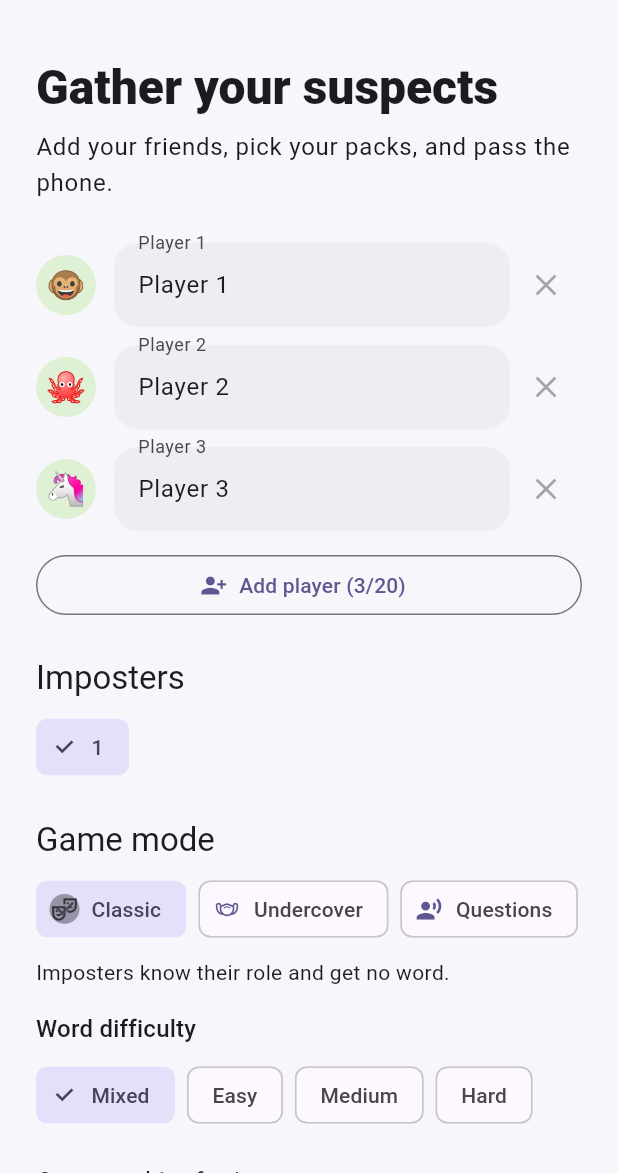
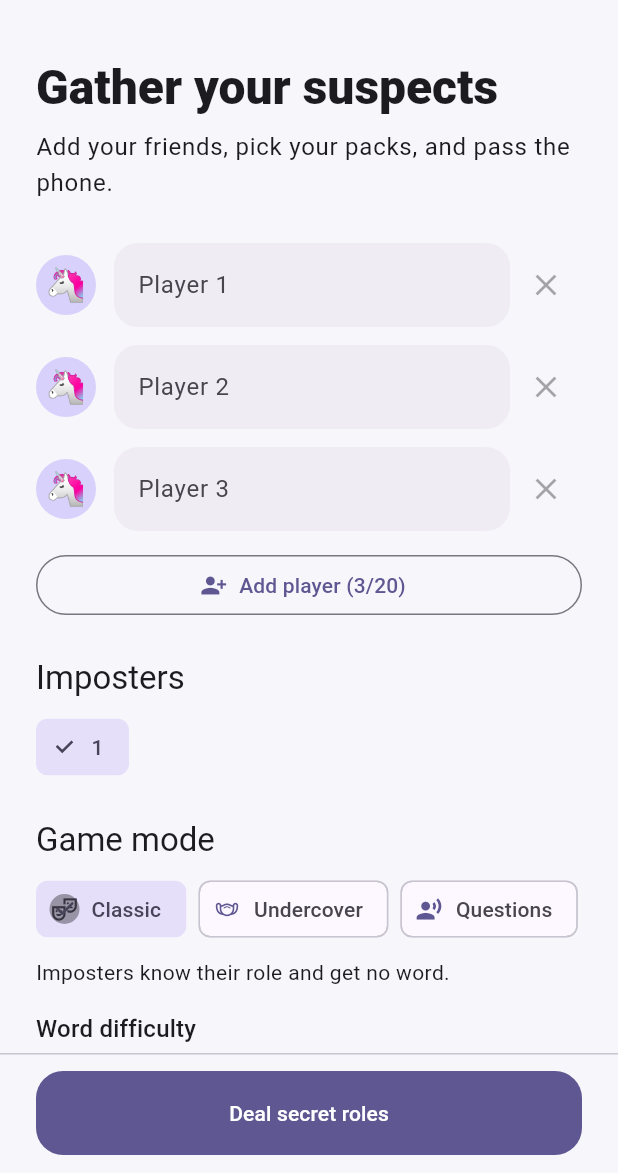
Before and after one commit to taimoor0nline/Suspecto, a Flutter app: the screen it shows after launch, scrolled down 424 dp, after a tap on "Start game", on a phone screen of 412 x 824 dp, the part 63-1236 px from its top. Run offline on Flutter 3.47's test engine with Material 3 defaults, Android fonts, the phone set to English and light mode, and no system bars; our stand-ins replace audioplayers, qr_flutter, share_plus, shared_preferences; missing offline and left inert: mobile_scanner.

Commit message:
Polish page layout and setup
- Pages start at the top again (the non-lazy scroll view had centred short pages, leaving a large gap under the app bar)
- The discussion timer card is full width again
- Setup and host setup pin their main button to the bottom of the screen
- Player name fields start empty and default to a translated 'Player N', instead of prefilled English text that had to be deleted
- Every rule switch has an icon, so the rows line up

```diff
--- a/lib/features/game/presentation/game_page.dart
+++ b/lib/features/game/presentation/game_page.dart
@@ -9,11 +9,16 @@
     required this.subtitle,
     required this.children,
     this.canPop = true,
+    this.bottomAction,
   });
   final String title;
   final String subtitle;
   final List<Widget> children;
   final bool canPop;
+
+  /// A primary button pinned to the bottom of long pages, so the main action
+  /// is always reachable without scrolling.
+  final Widget? bottomAction;
 
   @override
   Widget build(BuildContext context) => PopScope(
@@ -23,8 +28,35 @@
             title: const LocalText('SUSPECTO'),
             automaticallyImplyLeading: canPop,
           ),
+          bottomNavigationBar: bottomAction == null
+              ? null
+              : DecoratedBox(
+                  decoration: BoxDecoration(
+                    color: Theme.of(context).scaffoldBackgroundColor,
+                    border: Border(
+                      top: BorderSide(
+                          color: Theme.of(context).colorScheme.outlineVariant),
+                    ),
+                  ),
+                  child: SafeArea(
+                    top: false,
+                    child: Align(
+                      heightFactor: 1,
+                      child: ConstrainedBox(
+                        constraints: const BoxConstraints(maxWidth: 600),
+                        child: Padding(
+                          padding: const EdgeInsets.fromLTRB(24, 12, 24, 12),
+                          child: bottomAction,
+                        ),
+                      ),
+                    ),
+                  ),
+                ),
           body: SafeArea(
-            child: Center(
+            // Top-aligned: a shrink-wrapping scroll view would otherwise be
+            // centred vertically on short pages.
+            child: Align(
+              alignment: Alignment.topCenter,
               child: ConstrainedBox(
                 constraints: const BoxConstraints(maxWidth: 600),
                 child: TweenAnimationBuilder<double>(
--- a/lib/features/game/presentation/setup_screen.dart
+++ b/lib/features/game/presentation/setup_screen.dart
@@ -14,7 +14,7 @@
 import 'package:suspecto/features/packs/domain/word_pack.dart';
 import 'package:suspecto/features/packs/presentation/packs_screen.dart';
 
-/// The untouched default names, which are never saved as players.
+/// Default names saved by older versions; restored as empty fields.
 final _placeholderName = RegExp(r'^Player \d+$');
 
 class SetupScreen extends StatefulWidget {
@@ -25,10 +25,8 @@
 
 class _SetupScreenState extends State<SetupScreen> {
   final _form = GlobalKey<FormState>();
-  final _names = List.generate(
-    3,
-    (i) => TextEditingController(text: 'Player ${i + 1}'),
-  );
+  // Empty fields mean "Player N" (translated) when the game starts.
+  final _names = List.generate(3, (_) => TextEditingController());
   Set<String> _packIds = builtInPacks.map((p) => p.id).toSet();
   int _imposters = 1;
   int _minutes = 3;
@@ -57,8 +55,8 @@
       }
       _names
         ..clear()
-        ..addAll(
-            store.lastPlayers.map((name) => TextEditingController(text: name)));
+        ..addAll(store.lastPlayers.map((name) => TextEditingController(
+            text: _placeholderName.hasMatch(name) ? '' : name)));
     }
     final available = _packs.map((p) => p.id).toSet();
     final saved = store.lastCategories.where(available.contains).toSet();
@@ -79,13 +77,17 @@
     super.dispose();
   }
 
-  void _addPlayer() => setState(() =>
-      _names.add(TextEditingController(text: 'Player ${_names.length + 1}')));
+  void _addPlayer() => setState(() => _names.add(TextEditingController()));
+
+  /// The name a row plays under: what was typed, or "Player N".
+  String _nameAt(int i) {
+    final typed = _names[i].text.trim();
+    return typed.isEmpty ? translate(context, 'Player ${i + 1}') : typed;
+  }
 
   /// Puts a saved player into the first empty or placeholder row, or a new row.
   void _addSaved(String name) => setState(() {
-        final free = _names.where((c) =>
-            c.text.trim().isEmpty || _placeholderName.hasMatch(c.text.trim()));
+        final free = _names.where((c) => c.text.trim().isEmpty);
         if (free.isNotEmpty) {
           free.first.text = name;
         } else if (_names.length < 20) {
@@ -99,14 +101,11 @@
             _imposters.clamp(1, GameEngine.maxImposters(_names.length));
       });
 
-  String? _validateName(String? value) {
-    final name = value?.trim() ?? '';
-    if (name.isEmpty) {
-      return translate(context, 'Enter a name');
-    }
-    final duplicates = _names
-        .where((c) => c.text.trim().toLowerCase() == name.toLowerCase())
-        .length;
+  String? _validateName(int index) {
+    final name = _nameAt(index).toLowerCase();
+    final duplicates = [
+      for (var i = 0; i < _names.length; i++) _nameAt(i).toLowerCase(),
+    ].where((n) => n == name).length;
     return duplicates > 1 ? translate(context, 'Use a different name') : null;
   }
 
@@ -123,15 +122,14 @@
     }
     final players = List.generate(
       _names.length,
-      (i) => Player(id: '$i', name: _names[i].text.trim()),
+      (i) => Player(id: '$i', name: _nameAt(i)),
     );
     final store = StoreScope.maybeOf(context);
     store?.saveSetup(players.map((p) => p.name).toList(),
         packs.map((p) => p.id).toList(), _imposters, _minutes,
         options: _options);
-    store?.rememberPlayers(players
-        .map((p) => p.name)
-        .where((name) => !_placeholderName.hasMatch(name)));
+    store?.rememberPlayers(
+        _names.map((c) => c.text.trim()).where((name) => name.isNotEmpty));
     store?.feedback();
     Navigator.of(context).push(
       MaterialPageRoute<void>(
@@ -152,6 +150,8 @@
     return GamePage(
       title: 'Gather your suspects',
       subtitle: 'Add your friends, pick your packs, and pass the phone.',
+      bottomAction: FilledButton(
+          onPressed: _start, child: const LocalText('Deal secret roles')),
       children: [
         Form(
           key: _form,
@@ -212,9 +212,6 @@
             ],
           ),
         ],
-        const SizedBox(height: 28),
-        FilledButton(
-            onPressed: _start, child: const LocalText('Deal secret roles')),
       ],
     );
   }
@@ -272,7 +269,7 @@
                   labelText: translate(context, 'Player ${i + 1}'),
                   counterText: '',
                 ),
-                validator: _validateName,
+                validator: (_) => _validateName(i),
                 onChanged: (_) => setState(() {}),
               ),
             ),
--- a/lib/features/game/presentation/widgets/game_options_section.dart
+++ b/lib/features/game/presentation/widgets/game_options_section.dart
@@ -73,6 +73,7 @@
         const SizedBox(height: 8),
         SwitchListTile(
           contentPadding: EdgeInsets.zero,
+          secondary: const Icon(Icons.lightbulb_outline),
           title: const LocalText('Category hint for imposters'),
           subtitle: LocalText(classic
               ? 'Imposters see which pack the word is from.'
@@ -84,6 +85,7 @@
         ),
         SwitchListTile(
           contentPadding: EdgeInsets.zero,
+          secondary: const Icon(Icons.psychology_alt_outlined),
           title: const LocalText('Last-chance guess'),
           subtitle: LocalText(questions
               ? 'Not used in question mode.'
--- a/lib/features/game/presentation/widgets/round_widgets.dart
+++ b/lib/features/game/presentation/widgets/round_widgets.dart
@@ -137,6 +137,7 @@
     return CountdownSounds(
       remainingSeconds: remaining,
       child: Column(
+        crossAxisAlignment: CrossAxisAlignment.stretch,
         children: [
           if (speedRound) ...[
             Card(
```
Also changed, not shown: lib/features/lan/presentation/host_setup_screen.dart (+8 -10 lines).
